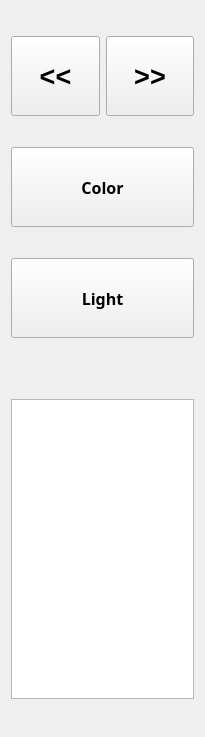
Before: the Qt Designer form jalousieitem.ui in Goodjamp/JalousieControlBLE, drawn with Qt 5.
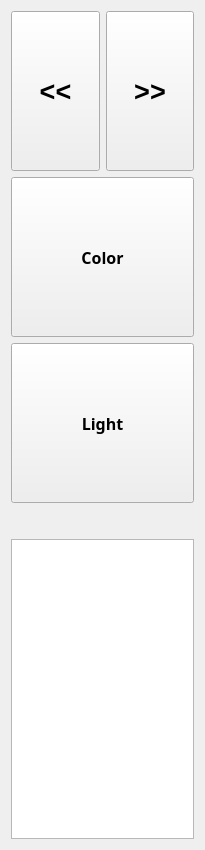
After: the same form once the commit is applied.

Diff of the .ui file:
```diff
--- a/jalousieitem.ui
+++ b/jalousieitem.ui
@@ -35,13 +35,13 @@
          <property name="minimumSize">
           <size>
            <width>0</width>
-           <height>80</height>
+           <height>160</height>
           </size>
          </property>
          <property name="maximumSize">
           <size>
            <width>16777215</width>
-           <height>80</height>
+           <height>160</height>
           </size>
          </property>
          <property name="font">
@@ -61,13 +61,13 @@
          <property name="minimumSize">
           <size>
            <width>0</width>
-           <height>80</height>
+           <height>160</height>
           </size>
          </property>
          <property name="maximumSize">
           <size>
            <width>16777215</width>
-           <height>80</height>
+           <height>160</height>
           </size>
          </property>
          <property name="font">
@@ -89,13 +89,13 @@
        <property name="minimumSize">
         <size>
          <width>0</width>
-         <height>80</height>
+         <height>160</height>
         </size>
        </property>
        <property name="maximumSize">
         <size>
          <width>16777215</width>
-         <height>80</height>
+         <height>160</height>
         </size>
        </property>
        <property name="font">
@@ -116,13 +116,13 @@
        <property name="minimumSize">
         <size>
          <width>0</width>
-         <height>80</height>
+         <height>160</height>
         </size>
        </property>
        <property name="maximumSize">
         <size>
          <width>16777215</width>
-         <height>80</height>
+         <height>160</height>
         </size>
        </property>
        <property name="font">
```
